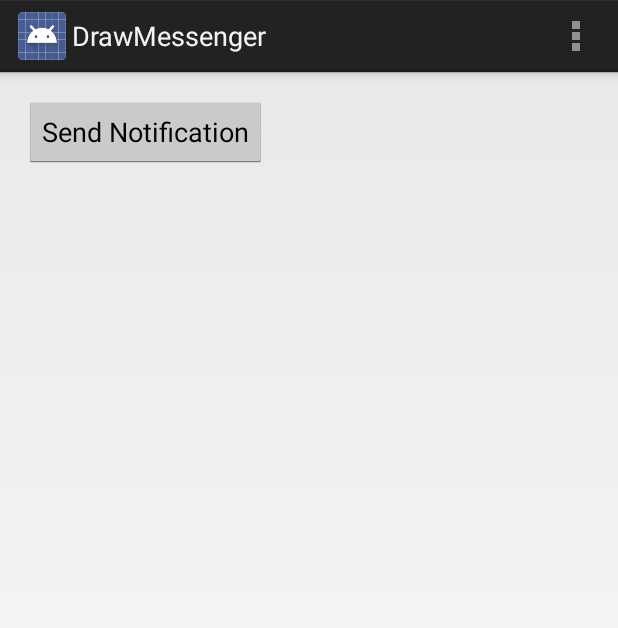
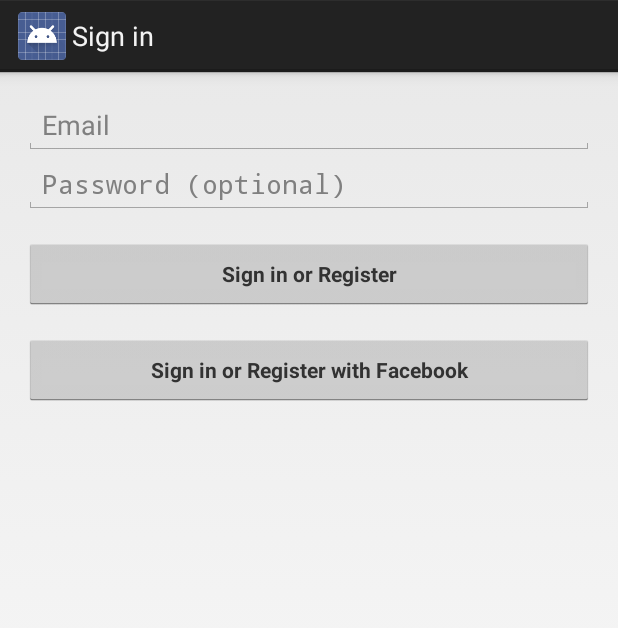
Before and after one commit to mex-mdnht/drawmessenger, an Android app: the screen it shows after launch (MockActivity before the commit, LoginActivity after it), on a phone screen of 412 x 824 dp. Shown: the top 628 px of the screen. Run offline under Robolectric (Android 15) with nearby library versions, the phone set to English and light mode, and no system bars; 7 statements that could not run were skipped.

Commit message:
#4 fixed

```diff
--- a/mobile/build.gradle
+++ b/mobile/build.gradle
@@ -21,9 +21,9 @@
 
 dependencies {
     compile fileTree(dir: 'libs', include: ['*.jar'])
-    compile 'com.android.support:support-v4:20.0.+'
     wearApp project(':wear')
-    compile 'com.google.android.gms:play-services-wearable:+'
     compile project(':common')
     compile project(':facebook')
+    compile 'com.android.support:support-v4:20.0.0'
+    compile 'com.google.android.gms:play-services:5.2.08'
 }
--- /dev/null
+++ b/mobile/src/main/java/jp/mdnht/drawmessenger/ContactListActivity.java
@@ -0,0 +1,60 @@
+package jp.mdnht.drawmessenger;
+
+import android.app.Activity;
+import android.content.Intent;
+import android.os.Bundle;
+import android.view.Menu;
+import android.view.MenuItem;
+import static jp.mdnht.drawmessenger.common.CommonConstants.*;
+import static jp.mdnht.drawmessenger.common.GeneralUtil.*;
+
+import com.parse.ParseUser;
+
+
+public class ContactListActivity extends Activity {
+
+    private static  final String TAG = "ContactListActivity";
+    @Override
+    protected void onCreate(Bundle savedInstanceState) {
+        super.onCreate(savedInstanceState);
+        setContentView(R.layout.activity_contact_list);
+    }
+
+
+    @Override
+    public boolean onCreateOptionsMenu(Menu menu) {
+        // Inflate the menu; this adds items to the action bar if it is present.
+        getMenuInflater().inflate(R.menu.contact_list, menu);
+        return true;
+    }
+
+    @Override
+    public boolean onOptionsItemSelected(MenuItem item) {
+        // Handle action bar item clicks here. The action bar will
+        // automatically handle clicks on the Home/Up button, so long
+        // as you specify a parent activity in AndroidManifest.xml.
+        int id = item.getItemId();
+        if (id == R.id.action_logout) {
+            ParseUser.getCurrentUser().logOut();
+            Intent startLoginActivityIntent = new Intent(this, LoginActivity.class);
+            startActivity(startLoginActivityIntent);
+            return true;
+        }
+        return super.onOptionsItemSelected(item);
+    }
+
+    @Override
+    protected void onStart() {
+        super.onStart();
+
+        if(ParseUser.getCurrentUser() != null)
+        {
+            LOGD(TAG,"UserFound");
+        }else
+        {
+            LOGD(TAG,"UserNotFound");
+            Intent startLoginActivityIntent = new Intent(this, LoginActivity.class);
+            startActivity(startLoginActivityIntent);
+        }
+    }
+}
--- /dev/null
+++ b/mobile/src/main/java/jp/mdnht/drawmessenger/LoginActivity.java
@@ -0,0 +1,410 @@
+package jp.mdnht.drawmessenger;
+
+import android.animation.Animator;
+import android.animation.AnimatorListenerAdapter;
+import android.annotation.TargetApi;
+import android.app.Activity;
+import android.app.LoaderManager.LoaderCallbacks;
+import android.content.ContentResolver;
+import android.content.Context;
+import android.content.CursorLoader;
+import android.content.Loader;
+import android.database.Cursor;
+import android.net.Uri;
+import android.os.AsyncTask;
+
+import android.os.Build;
+import android.os.Bundle;
+import android.provider.ContactsContract;
+import android.text.TextUtils;
+import android.view.KeyEvent;
+import android.view.View;
+import android.view.View.OnClickListener;
+import android.view.inputmethod.EditorInfo;
+import android.widget.ArrayAdapter;
+import android.widget.AutoCompleteTextView;
+import android.widget.Button;
+import android.widget.EditText;
+import android.widget.TextView;
+
+import com.parse.LogInCallback;
+import com.parse.ParseException;
+import com.parse.ParseFacebookUtils;
+import com.parse.ParseUser;
+import com.parse.SignUpCallback;
+
+import java.util.ArrayList;
+import java.util.List;
+
+import static jp.mdnht.drawmessenger.common.GeneralUtil.LOGD;
+
+
+/**
+ * A login screen that offers login via email/password.
+
+ */
+public class LoginActivity extends Activity implements LoaderCallbacks<Cursor>{
+
+    /**
+     * A dummy authentication store containing known user names and passwords.
+     * TODO: remove after connecting to a real authentication system.
+     */
+    private static final String[] DUMMY_CREDENTIALS = new String[]{
+            "foo@example.com:hello", "bar@example.com:world"
+    };
+
+    private  static final String TAG = "LoginActivity";
+    /**
+     * Keep track of the login task to ensure we can cancel it if requested.
+     */
+    private AuthProvider mAuthTask = null;
+
+    // UI references.
+    private AutoCompleteTextView mEmailView;
+    private EditText mPasswordView;
+    private View mProgressView;
+    private View mLoginFormView;
+    private Context mContext;
+
+    @Override
+    protected void onCreate(Bundle savedInstanceState) {
+        super.onCreate(savedInstanceState);
+        setContentView(R.layout.activity_login);
+
+        mContext = this;
+
+        // Set up the login form.
+        mEmailView = (AutoCompleteTextView) findViewById(R.id.email);
+        populateAutoComplete();
+
+        mPasswordView = (EditText) findViewById(R.id.password);
+        mPasswordView.setOnEditorActionListener(new TextView.OnEditorActionListener() {
+            @Override
+            public boolean onEditorAction(TextView textView, int id, KeyEvent keyEvent) {
+                if (id == R.id.login || id == EditorInfo.IME_NULL) {
+                    attemptLogin();
+                    return true;
+                }
+                return false;
+            }
+        });
+
+        Button mEmailSignInButton = (Button) findViewById(R.id.email_sign_in_button);
+        mEmailSignInButton.setOnClickListener(new OnClickListener() {
+            @Override
+            public void onClick(View view) {
+                attemptLogin();
+            }
+        });
+
+        Button mFacebookSignInButton = (Button) findViewById(R.id.facebook_sign_in_button);
+        mFacebookSignInButton.setOnClickListener(new OnClickListener() {
+            @Override
+            public void onClick(View view) {
+                attemptFacebookLogin();
+            }
+        });
+
+        mLoginFormView = findViewById(R.id.login_form);
+        mProgressView = findViewById(R.id.login_progress);
+    }
+
+    private void populateAutoComplete() {
+        getLoaderManager().initLoader(0, null, this);
+    }
+
+
+    /**
+     * Attempts to sign in or register the account specified by the login form.
+     * If there are form errors (invalid email, missing fields, etc.), the
+     * errors are presented and no actual login attempt is made.
+     */
+    public void attemptLogin() {
+        if (mAuthTask != null) {
+            return;
+        }
+
+        // Reset errors.
+        mEmailView.setError(null);
+        mPasswordView.setError(null);
+
+        // Store values at the time of the login attempt.
+        String email = mEmailView.getText().toString();
+        String password = mPasswordView.getText().toString();
+
+        boolean cancel = false;
+        View focusView = null;
+
+
+        // Check for a valid password, if the user entered one.
+        if (!TextUtils.isEmpty(password) && !isPasswordValid(password)) {
+            mPasswordView.setError(getString(R.string.error_invalid_password));
+            focusView = mPasswordView;
+            cancel = true;
+        }
+
+        // Check for a valid email address.
+        if (TextUtils.isEmpty(email)) {
+            mEmailView.setError(getString(R.string.error_field_required));
+            focusView = mEmailView;
+            cancel = true;
+        } else if (!isEmailValid(email)) {
+            mEmailView.setError(getString(R.string.error_invalid_email));
+            focusView = mEmailView;
+            cancel = true;
+        }
+
+        if (cancel) {
+            // There was an error; don't attempt login and focus the first
+            // form field with an error.
+            focusView.requestFocus();
+        } else {
+            // Show a progress spinner, and kick off a background task to
+            // perform the user login attempt.
+            showProgress(true);
+            mAuthTask = new EmailAuth(email, password);
+            mAuthTask.authenticate();
+
+        }
+    }
+    private boolean isEmailValid(String email) {
+        //TODO: Replace this with your own logic
+        return email.contains("@");
+    }
+
+    private boolean isPasswordValid(String password) {
+        //TODO: Replace this with your own logic
+        return password.length() > 4;
+    }
+
+    private void attemptFacebookLogin()
+    {
+        if (mAuthTask != null) {
+            return;
+        }
+        showProgress(true);
+        mAuthTask = new FacebookAuth();
+        mAuthTask.authenticate();
+    }
+
+    /**
+     * Shows the progress UI and hides the login form.
+     */
+    @TargetApi(Build.VERSION_CODES.HONEYCOMB_MR2)
+    public void showProgress(final boolean show) {
+        // On Honeycomb MR2 we have the ViewPropertyAnimator APIs, which allow
+        // for very easy animations. If available, use these APIs to fade-in
+        // the progress spinner.
+        if (Build.VERSION.SDK_INT >= Build.VERSION_CODES.HONEYCOMB_MR2) {
+            int shortAnimTime = getResources().getInteger(android.R.integer.config_shortAnimTime);
+
+            mLoginFormView.setVisibility(show ? View.GONE : View.VISIBLE);
+            mLoginFormView.animate().setDuration(shortAnimTime).alpha(
+                    show ? 0 : 1).setListener(new AnimatorListenerAdapter() {
+                @Override
+                public void onAnimationEnd(Animator animation) {
+                    mLoginFormView.setVisibility(show ? View.GONE : View.VISIBLE);
+                }
+            });
+
+            mProgressView.setVisibility(show ? View.VISIBLE : View.GONE);
+            mProgressView.animate().setDuration(shortAnimTime).alpha(
+                    show ? 1 : 0).setListener(new AnimatorListenerAdapter() {
+                @Override
+                public void onAnimationEnd(Animator animation) {
+                    mProgressView.setVisibility(show ? View.VISIBLE : View.GONE);
+                }
+            });
+        } else {
+            // The ViewPropertyAnimator APIs are not available, so simply show
+            // and hide the relevant UI components.
+            mProgressView.setVisibility(show ? View.VISIBLE : View.GONE);
+            mLoginFormView.setVisibility(show ? View.GONE : View.VISIBLE);
+        }
+    }
+
+    @Override
+    public Loader<Cursor> onCreateLoader(int i, Bundle bundle) {
+        return new CursorLoader(this,
+                // Retrieve data rows for the device user's 'profile' contact.
+                Uri.withAppendedPath(ContactsContract.Profile.CONTENT_URI,
+                        ContactsContract.Contacts.Data.CONTENT_DIRECTORY), ProfileQuery.PROJECTION,
+
+                // Select only email addresses.
+                ContactsContract.Contacts.Data.MIMETYPE +
+                        " = ?", new String[]{ContactsContract.CommonDataKinds.Email
+                                                                     .CONTENT_ITEM_TYPE},
+
+                // Show primary email addresses first. Note that there won't be
+                // a primary email address if the user hasn't specified one.
+                ContactsContract.Contacts.Data.IS_PRIMARY + " DESC");
+    }
+
+    @Override
+    public void onLoadFinished(Loader<Cursor> cursorLoader, Cursor cursor) {
+        List<String> emails = new ArrayList<String>();
+        cursor.moveToFirst();
+        while (!cursor.isAfterLast()) {
+            emails.add(cursor.getString(ProfileQuery.ADDRESS));
+            cursor.moveToNext();
+        }
+
+        addEmailsToAutoComplete(emails);
+    }
+
+    @Override
+    public void onLoaderReset(Loader<Cursor> cursorLoader) {
+
+    }
+
+    private interface ProfileQuery {
+        String[] PROJECTION = {
+                ContactsContract.CommonDataKinds.Email.ADDRESS,
+                ContactsContract.CommonDataKinds.Email.IS_PRIMARY,
+        };
+
+        int ADDRESS = 0;
+        int IS_PRIMARY = 1;
+    }
+
+
+    private void addEmailsToAutoComplete(List<String> emailAddressCollection) {
+        //Create adapter to tell the AutoCompleteTextView what to show in its dropdown list.
+        ArrayAdapter<String> adapter =
+                new ArrayAdapter<String>(LoginActivity.this,
+                        android.R.layout.simple_dropdown_item_1line, emailAddressCollection);
+
+        mEmailView.setAdapter(adapter);
+    }
+
+
+    /**
+     * Represents an asynchronous login/registration task used to authenticate
+     * the user.
+     */
+    /*public class UserLoginTask extends AsyncTask<Void, Void, Boolean> {
+
+        private AuthProvider mAuthProvider;
+
+        UserLoginTask(AuthProvider authProvider) {
+            mAuthProvider = authProvider;
+        }
+
+        @Override
+        protected Boolean doInBackground(Void... params) {
+            // TODO: attempt authentication against a network service
+            return mAuthProvider.authenticate();
+        }
+
+        @Override
+        protected void onPostExecute(final Boolean success) {
+            mAuthTask = null;
+            showProgress(false);
+            mAuthProvider.onAuthResult(success);
+        }
+
+        @Override
+        protected void onCancelled() {
+            mAuthTask = null;
+            showProgress(false);
+        }
+    }*/
+
+    /**
+     * Represents an asynchronous login/registration task used to authenticate
+     * the user.
+     */
+    public abstract class AuthProvider
+    {
+        public abstract void authenticate();
+        protected void onAuthResult(boolean success)
+        {
+            mAuthTask = null;
+            showProgress(false);
+            if (success) {
+                finish();
+            }
+
+        }
+    }
+
+    public class EmailAuth extends  AuthProvider
+    {
+        private final String mEmail;
+        private final String mPassword;
+
+        public EmailAuth(String email, String password) {
+            mEmail = email;
+            mPassword = password;
+        }
+
+        @Override
+        public void authenticate() {
+            ParseUser.logInInBackground(mEmail, mPassword, new LogInCallback() {
+                public void done(ParseUser user, ParseException e) {
+                    if (user != null) {
+                        LOGD(TAG,"Email Login OK");
+                        onAuthResult(true);
+                    } else {
+                        LOGD(TAG,"Email Login Failed");
+                        // login failed. then try signing up.
+                        ParseUser newuser = new ParseUser();
+                        newuser.setUsername(mEmail);
+                        newuser.setPassword(mPassword);
+                        newuser.setEmail(mEmail);
+                        newuser.signUpInBackground(new SignUpCallback() {
+                            @Override
+                            public void done(ParseException e) {
+                                if(e == null)
+                                {
+                                    LOGD(TAG,"Email SignUp OK");
+                                    onAuthResult(true);
+                                }else
+                                {
+                                    LOGD(TAG,"Email SignUp Failed");
+                                    onAuthResult(false);
+                                }
+                            }
+                        });
+                    }
+                }
+            });
+        }
+
+        @Override
+        protected void onAuthResult(boolean success) {
+            super.onAuthResult(success);
+            if (!success) {
+                mPasswordView.setError(getString(R.string.error_incorrect_password));
+                mPasswordView.requestFocus();
+            }
+
+        }
+    }
+
+    public class FacebookAuth extends AuthProvider
+    {
+        @Override
+        public void authenticate() {
+            ParseFacebookUtils.logIn((Activity)mContext, new LogInCallback() {
+                @Override
+                public void done(ParseUser user, ParseException err) {
+                    boolean success;
+                    if (user == null) {
+                        LOGD(TAG, "Uh oh. The user cancelled the Facebook login.");
+                        success = false;
+                    } else if (user.isNew()) {
+                        LOGD(TAG, "User signed up and logged in through Facebook!");
+                        success = true;
+                    } else {
+                        LOGD(TAG, "User logged in through Facebook!");
+                       success = true;
+                    }
+                    onAuthResult(success);
+                }
+            });
+        }
+
+
+    }
+}
--- a/mobile/src/main/java/jp/mdnht/drawmessenger/MockActivity.java
+++ b/mobile/src/main/java/jp/mdnht/drawmessenger/MockActivity.java
@@ -74,6 +74,7 @@
         super.onCreate(savedInstanceState);
 
 
+
         setContentView(R.layout.activity_mock);
 
     }
@@ -89,6 +90,10 @@
     @Override
     protected void onStart() {
         super.onStart();
+        //Check user is logged in
+
+
+
 
     }
 
--- /dev/null
+++ b/mobile/src/main/res/layout/activity_login.xml
@@ -0,0 +1,89 @@
+<LinearLayout xmlns:android="http://schemas.android.com/apk/res/android"
+    xmlns:tools="http://schemas.android.com/tools"
+    android:layout_width="match_parent"
+    android:layout_height="match_parent"
+    android:gravity="center_horizontal"
+    android:orientation="vertical"
+    android:paddingBottom="@dimen/activity_vertical_margin"
+    android:paddingLeft="@dimen/activity_horizontal_margin"
+    android:paddingRight="@dimen/activity_horizontal_margin"
+    android:paddingTop="@dimen/activity_vertical_margin"
+    tools:context="jp.mdnht.drawmessenger.LoginActivity">
+
+    <!-- Login progress -->
+    <ProgressBar
+        android:id="@+id/login_progress"
+        style="?android:attr/progressBarStyleLarge"
+        android:layout_width="wrap_content"
+        android:layout_height="wrap_content"
+        android:layout_marginBottom="8dp"
+        android:visibility="gone"/>
+
+
+
+    <ScrollView
+        android:id="@+id/login_form"
+        android:layout_width="match_parent"
+        android:layout_height="491dp"
+        >
+        <LinearLayout
+            android:orientation="vertical"
+            android:layout_width="fill_parent"
+            android:layout_height="fill_parent">
+
+            <LinearLayout
+                android:id="@+id/email_login_form"
+                android:layout_width="match_parent"
+                android:layout_height="wrap_content"
+                android:orientation="vertical">
+
+                <AutoCompleteTextView
+                    android:id="@+id/email"
+                    android:layout_width="match_parent"
+                    android:layout_height="wrap_content"
+                    android:hint="@string/prompt_email"
+                    android:inputType="textEmailAddress"
+                    android:maxLines="1"
+                    android:singleLine="true"/>
+
+                <EditText
+                    android:id="@+id/password"
+                    android:layout_width="match_parent"
+                    android:layout_height="wrap_content"
+                    android:hint="@string/prompt_password"
+                    android:imeActionId="@+id/login"
+                    android:imeActionLabel="@string/action_sign_in_short"
+                    android:imeOptions="actionUnspecified"
+                    android:inputType="textPassword"
+                    android:maxLines="1"
+                    android:singleLine="true"/>
+
+                <Button
+                    android:id="@+id/email_sign_in_button"
+                    style="?android:textAppearanceSmall"
+                    android:layout_width="match_parent"
+                    android:layout_height="wrap_content"
+                    android:layout_marginTop="16dp"
+                    android:text="@string/action_sign_in"
+                    android:textStyle="bold"/>
+
+            </LinearLayout>
+            <LinearLayout
+                android:id="@+id/facebook_login_form"
+                android:orientation="vertical"
+                android:layout_width="fill_parent"
+                android:layout_height="fill_parent">
+                <Button
+                    android:id="@+id/facebook_sign_in_button"
+                    style="?android:textAppearanceSmall"
+                    android:layout_width="match_parent"
+                    android:layout_height="wrap_content"
+                    android:layout_marginTop="16dp"
+                    android:text="@string/action_sign_in_with_fb"
+                    android:textStyle="bold"/>
+
+            </LinearLayout>
+        </LinearLayout>
+
+    </ScrollView>
+</LinearLayout>
--- /dev/null
+++ b/mobile/src/main/res/menu/contact_list.xml
@@ -0,0 +1,8 @@
+<menu xmlns:android="http://schemas.android.com/apk/res/android"
+    xmlns:tools="http://schemas.android.com/tools"
+    tools:context="jp.mdnht.drawmessenger.ContactListActivity" >
+    <item android:id="@+id/action_logout"
+        android:title="@string/action_logout"
+        android:orderInCategory="100"
+     />
+</menu>
--- a/mobile/src/main/res/menu/mock.xml
+++ b/mobile/src/main/res/menu/mock.xml
@@ -3,6 +3,5 @@
     tools:context=".MockActivity" >
     <item android:id="@+id/action_settings"
         android:title="@string/action_settings"
-        android:orderInCategory="100"
-        android:showAsAction="never" />
+        android:orderInCategory="100" />
 </menu>
--- a/mobile/src/main/res/values/strings.xml
+++ b/mobile/src/main/res/values/strings.xml
@@ -3,6 +3,8 @@
 
     <string name="app_name">DrawMessenger</string>
     <string name="hello_world">Hello world!</string>
-    <string name="action_settings">Settings</string>
+    <string name="action_logout">Logout</string>
     <string name="app_id">559549504174808</string>
+    <string name="title_activity_contact_list">ContactListActivity</string>
+
 </resources>
--- /dev/null
+++ b/mobile/src/main/res/values/strings_activity_login.xml
@@ -0,0 +1,16 @@
+<resources>
+    <string name="title_activity_login">Sign in</string>
+
+    <!-- Strings related to login -->
+    <string name="prompt_email">Email</string>
+    <string name="prompt_password">Password (optional)</string>
+    <string name="action_sign_in">Sign in or Register</string>
+    <string name="action_sign_in_short">Sign in</string>
+    <string name="action_sign_in_with_fb">Sign in or Register with Facebook</string>
+    <string name="action_sign_in_with_fb_short">Sign in with facebook</string>
+
+    <string name="error_invalid_email">This email address is invalid</string>
+    <string name="error_invalid_password">This password is too short</string>
+    <string name="error_incorrect_password">This password is incorrect</string>
+    <string name="error_field_required">This field is required</string>
+</resources>
--- a/wear/src/main/java/jp/mdnht/drawmessenger/ContanctSelectActivity.java
+++ b/wear/src/main/java/jp/mdnht/drawmessenger/ContanctSelectActivity.java
@@ -40,6 +40,7 @@
                         LOGD(TAG, "onTopEmptyRegionClick");
                     }
                 });
+
             }
         });
     }
```
Also changed, not shown: mobile/src/main/AndroidManifest.xml (+26 -11 lines), mobile/src/main/res/layout/activity_contact_list.xml (added, +33 -0 lines), 698 other files.
